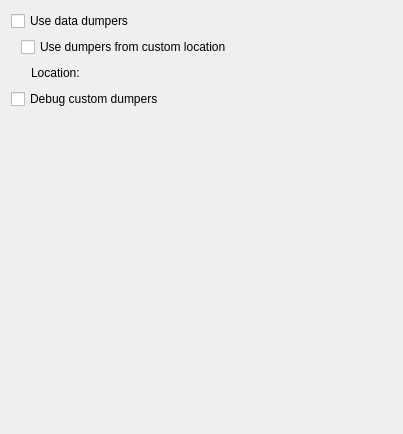
Above: src/plugins/debugger/dumperoptionpage.ui from qt-creator/qt-creator before the change. Below: the same form after it.
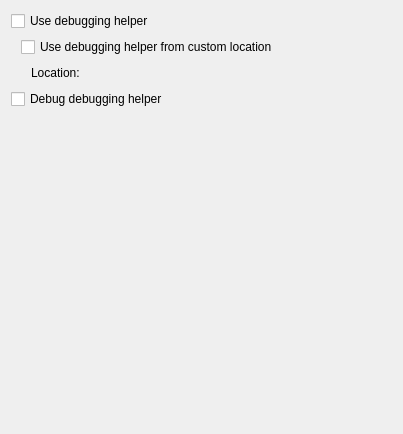
That is the form after the change. Custom widgets are drawn as their Qt base class.

Commit message: More debugging helper renaming.

Diff of the .ui file:
```diff
--- a/src/plugins/debugger/dumperoptionpage.ui
+++ b/src/plugins/debugger/dumperoptionpage.ui
@@ -20,7 +20,7 @@
       <string>This will enable nice display of Qt and Standard Library objects in the Locals&amp;Watchers view</string>
      </property>
      <property name="text">
-      <string>Use data dumpers</string>
+      <string>Use debugging helper</string>
      </property>
     </widget>
    </item>
@@ -48,7 +48,7 @@
         <string>This will load a dumper library</string>
        </property>
        <property name="text">
-        <string>Use dumpers from custom location</string>
+        <string>Use debugging helper from custom location</string>
        </property>
       </widget>
      </item>
@@ -90,7 +90,7 @@
       <string notr="true">This is an internal tool to make debugging the debugging helper code easier. Using this action is in general not needed unless you want do debug Qt Creator itself.</string>
      </property>
      <property name="text">
-      <string>Debug custom dumpers</string>
+      <string>Debug debugging helper</string>
      </property>
     </widget>
    </item>
```
Left out of the diff: 5 changed lines with no effect on the pictures. The commit also changes 1 other file.
